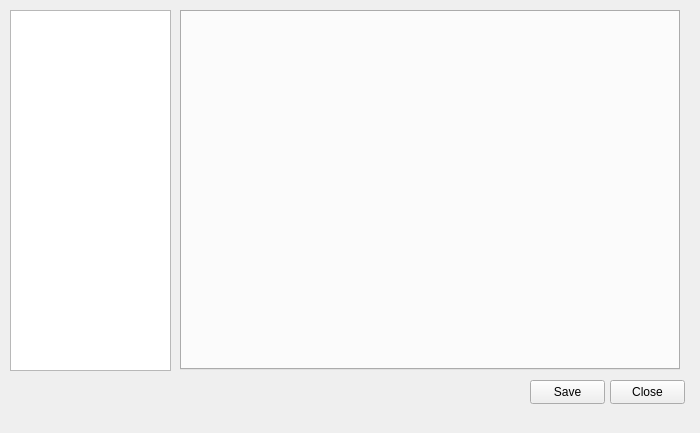
Old version of the form src/droconfig.ui in the repository Keightiie/DRO-Client.
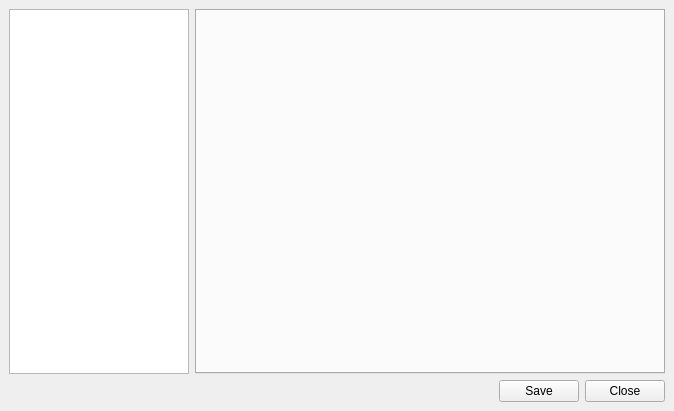
New version of the form.

Patch:
```diff
--- a/src/droconfig.ui
+++ b/src/droconfig.ui
@@ -6,8 +6,8 @@
    <rect>
     <x>0</x>
     <y>0</y>
-    <width>700</width>
-    <height>433</height>
+    <width>674</width>
+    <height>411</height>
    </rect>
   </property>
   <property name="windowTitle">
@@ -26,55 +26,94 @@
    <set>QMainWindow::DockOption::AllowTabbedDocks|QMainWindow::DockOption::AnimatedDocks|QMainWindow::DockOption::ForceTabbedDocks</set>
   </property>
   <widget class="QWidget" name="centralwidget">
-   <widget class="QListWidget" name="ConfigCategoryList">
-    <property name="geometry">
-     <rect>
-      <x>10</x>
-      <y>10</y>
-      <width>161</width>
-      <height>361</height>
-     </rect>
-    </property>
-   </widget>
-   <widget class="QTabWidget" name="ConfigTabWidget">
-    <property name="geometry">
-     <rect>
-      <x>180</x>
-      <y>10</y>
-      <width>500</width>
-      <height>360</height>
-     </rect>
-    </property>
-    <property name="currentIndex">
-     <number>-1</number>
-    </property>
-   </widget>
-   <widget class="QPushButton" name="pushButton">
-    <property name="geometry">
-     <rect>
-      <x>610</x>
-      <y>380</y>
-      <width>75</width>
-      <height>24</height>
-     </rect>
-    </property>
-    <property name="text">
-     <string>Close</string>
-    </property>
-   </widget>
-   <widget class="QPushButton" name="pushButton_2">
-    <property name="geometry">
-     <rect>
-      <x>530</x>
-      <y>380</y>
-      <width>75</width>
-      <height>24</height>
-     </rect>
-    </property>
-    <property name="text">
-     <string>Save</string>
-    </property>
-   </widget>
+   <layout class="QVBoxLayout" name="verticalLayout_2">
+    <item>
+     <layout class="QVBoxLayout" name="verticalLayout">
+      <property name="spacing">
+       <number>6</number>
+      </property>
+      <property name="sizeConstraint">
+       <enum>QLayout::SizeConstraint::SetDefaultConstraint</enum>
+      </property>
+      <item>
+       <layout class="QHBoxLayout" name="horizontalLayout">
+        <property name="sizeConstraint">
+         <enum>QLayout::SizeConstraint::SetDefaultConstraint</enum>
+        </property>
+        <property name="leftMargin">
+         <number>0</number>
+        </property>
+        <property name="topMargin">
+         <number>0</number>
+        </property>
+        <property name="rightMargin">
+         <number>0</number>
+        </property>
+        <item>
+         <widget class="QListWidget" name="ConfigCategoryList">
+          <property name="sizePolicy">
+           <sizepolicy hsizetype="Expanding" vsizetype="Expanding">
+            <horstretch>0</horstretch>
+            <verstretch>0</verstretch>
+           </sizepolicy>
+          </property>
+          <property name="maximumSize">
+           <size>
+            <width>180</width>
+            <height>16777215</height>
+           </size>
+          </property>
+         </widget>
+        </item>
+        <item>
+         <widget class="QTabWidget" name="ConfigTabWidget">
+          <property name="maximumSize">
+           <size>
+            <width>16777215</width>
+            <height>16777215</height>
+           </size>
+          </property>
+          <property name="currentIndex">
+           <number>-1</number>
+          </property>
+         </widget>
+        </item>
+       </layout>
+      </item>
+      <item>
+       <layout class="QHBoxLayout" name="horizontalLayout_3">
+        <item>
+         <spacer name="horizontalSpacer">
+          <property name="orientation">
+           <enum>Qt::Orientation::Horizontal</enum>
+          </property>
+          <property name="sizeHint" stdset="0">
+           <size>
+            <width>40</width>
+            <height>20</height>
+           </size>
+          </property>
+         </spacer>
+        </item>
+        <item>
+         <widget class="QPushButton" name="BtnSaveConfig">
+          <property name="text">
+           <string>Save</string>
+          </property>
+         </widget>
+        </item>
+        <item>
+         <widget class="QPushButton" name="pushButton">
+          <property name="text">
+           <string>Close</string>
+          </property>
+         </widget>
+        </item>
+       </layout>
+      </item>
+     </layout>
+    </item>
+   </layout>
   </widget>
   <widget class="QMenuBar" name="menubar">
    <property name="geometry">
```
Left out of the diff: 2 changed lines with no effect on the pictures.
